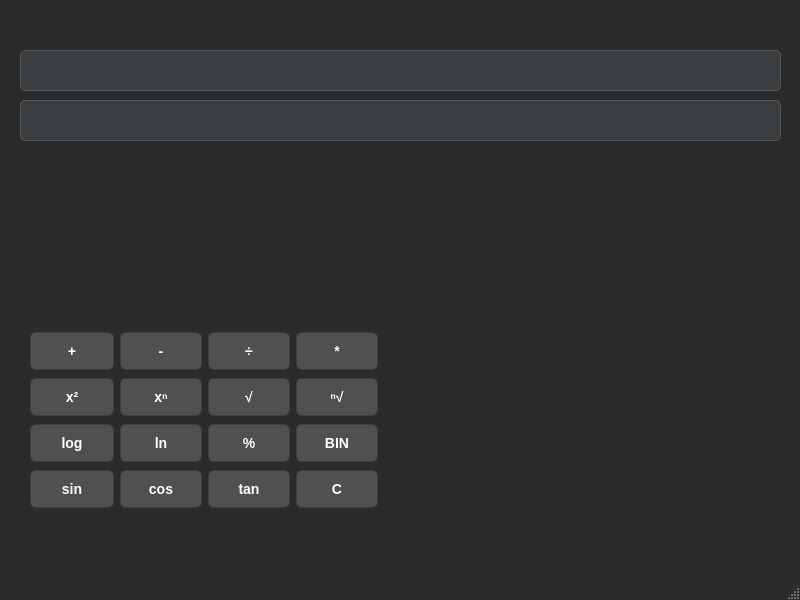
This is mainwindow.ui in PetereQ/kalkulator-prosto-naukowy as Qt 5 draws it before an edit. The edited form follows.
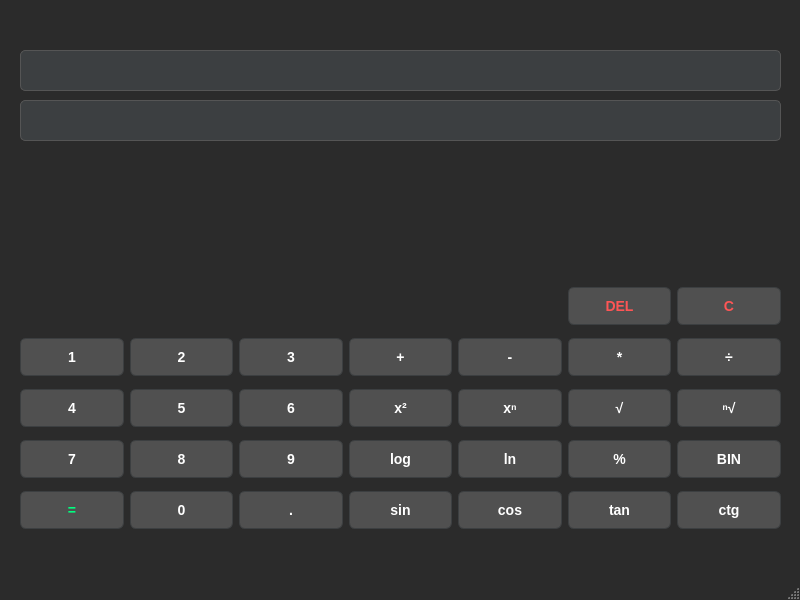
This is the edited form. Icons and pictures are not drawn.

Commit message: Dodano przyciski od 0 do 9 oraz = , delete wylaczono mozliwosc wprowadzania danych z klawiatury i dodano obsluge skrotow klawiszowych, utworzono desing przyciskow delete clear oraz =

Diff of the .ui file:
```diff
--- a/mainwindow.ui
+++ b/mainwindow.ui
@@ -46,7 +46,7 @@
     padding: 10px;
     font-size: 14px;
     font-weight: bold;
-    min-width: 60px; /* Żeby nie były za wąskie */
+    min-width: 60px;
 }
 
 /* Efekt po najechaniu myszką */
@@ -61,9 +61,45 @@
     color: #ffffff;
 }
 
-/* Wyróżnienie dla przycisku &quot;=&quot; lub głównego działania (opcjonalnie) */
-QPushButton#runButton {
-    background-color: #0078d7;
+/* Przycisk = - Zielony*/
+QPushButton#equalsButton {
+    color: #00ff7f;
+    font-weight: bold;
+}
+
+/* Efekt najechania myszką dla = */
+QPushButton#equalsButton:hover {
+    background-color: rgba(0, 255, 127, 0.1); 
+}
+
+/*Efekt po klikneciu dla = */
+QPushButton#equalsButton:pressed{
+	background-color: #00ff7f;
+	color: #ffffff;
+}
+
+
+/* Przycisk Delete - Czerwony*/
+QPushButton#deleteButton {
+    color: #ff5555; 
+    font-weight: bold;
+}
+
+/* Przycisk Clear - Czerwony */
+QPushButton#clearButton{ 
+    color: #ff5555; 
+    font-weight: bold;
+}
+
+/* Efekt najechania dla czerwonych */
+QPushButton#deleteButton:hover, QPushButton#clearButton:hover{
+    background-color: rgba(255, 85, 85, 0.1); 
+}
+
+/*Efekt po klikneciu dla czerwonych */
+QPushButton#deleteButton:pressed, QPushButton#clearButton:pressed{
+ 	background-color: #ff5555; 
+    color: #ffffff;
 }</string>
   </property>
   <widget class="QWidget" name="centralwidget">
@@ -71,7 +107,7 @@
     <property name="geometry">
      <rect>
       <x>20</x>
-      <y>100</y>
+      <y>50</y>
       <width>761</width>
       <height>41</height>
      </rect>
@@ -90,7 +126,7 @@
     <property name="geometry">
      <rect>
       <x>20</x>
-      <y>50</y>
+      <y>100</y>
       <width>761</width>
       <height>41</height>
      </rect>
@@ -108,137 +144,337 @@
      <bool>true</bool>
     </property>
    </widget>
-   <widget class="QWidget" name="layoutWidget">
+   <widget class="QWidget" name="">
     <property name="geometry">
      <rect>
-      <x>30</x>
-      <y>330</y>
-      <width>348</width>
-      <height>184</height>
+      <x>20</x>
+      <y>280</y>
+      <width>761</width>
+      <height>261</height>
      </rect>
     </property>
     <layout class="QGridLayout" name="gridLayout">
-     <item row="0" column="2">
-      <widget class="QPushButton" name="substractButton">
-       <property name="focusPolicy">
-        <enum>Qt::FocusPolicy::TabFocus</enum>
-       </property>
-       <property name="text">
-        <string>-</string>
-       </property>
-      </widget>
-     </item>
-     <item row="0" column="3">
-      <widget class="QPushButton" name="divideButton">
-       <property name="focusPolicy">
-        <enum>Qt::FocusPolicy::TabFocus</enum>
-       </property>
-       <property name="text">
-        <string>÷</string>
-       </property>
-      </widget>
-     </item>
-     <item row="0" column="4">
-      <widget class="QPushButton" name="multiplicateButton">
-       <property name="focusPolicy">
-        <enum>Qt::FocusPolicy::TabFocus</enum>
-       </property>
-       <property name="text">
-        <string>*</string>
-       </property>
-      </widget>
-     </item>
-     <item row="1" column="3">
-      <widget class="QPushButton" name="sqrtButton">
-       <property name="text">
-        <string>√</string>
-       </property>
-      </widget>
-     </item>
      <item row="1" column="4">
+      <widget class="QPushButton" name="substractButton">
+       <property name="focusPolicy">
+        <enum>Qt::FocusPolicy::TabFocus</enum>
+       </property>
+       <property name="text">
+        <string>-</string>
+       </property>
+       <property name="shortcut">
+        <string>-</string>
+       </property>
+      </widget>
+     </item>
+     <item row="2" column="1">
+      <widget class="QPushButton" name="fiveButton">
+       <property name="focusPolicy">
+        <enum>Qt::FocusPolicy::TabFocus</enum>
+       </property>
+       <property name="text">
+        <string>5</string>
+       </property>
+       <property name="shortcut">
+        <string>5</string>
+       </property>
+      </widget>
+     </item>
+     <item row="4" column="0">
+      <widget class="QPushButton" name="equalsButton">
+       <property name="focusPolicy">
+        <enum>Qt::FocusPolicy::TabFocus</enum>
+       </property>
+       <property name="text">
+        <string>=</string>
+       </property>
+       <property name="shortcut">
+        <string>=</string>
+       </property>
+       <property name="checkable">
+        <bool>false</bool>
+       </property>
+       <property name="checked">
+        <bool>false</bool>
+       </property>
+      </widget>
+     </item>
+     <item row="2" column="6">
       <widget class="QPushButton" name="rootButton">
        <property name="text">
         <string>ⁿ√</string>
        </property>
       </widget>
      </item>
-     <item row="2" column="0" colspan="2">
-      <widget class="QPushButton" name="logButton">
-       <property name="text">
-        <string>log</string>
-       </property>
-      </widget>
-     </item>
-     <item row="2" column="2">
-      <widget class="QPushButton" name="lnButton">
-       <property name="text">
-        <string>ln</string>
-       </property>
-      </widget>
-     </item>
-     <item row="2" column="3">
-      <widget class="QPushButton" name="percentButton">
-       <property name="text">
-        <string>%</string>
-       </property>
-      </widget>
-     </item>
-     <item row="2" column="4">
-      <widget class="QPushButton" name="binButton">
-       <property name="text">
-        <string>BIN</string>
-       </property>
-      </widget>
-     </item>
-     <item row="3" column="0" colspan="2">
-      <widget class="QPushButton" name="sinButton">
-       <property name="text">
-        <string>sin</string>
-       </property>
-      </widget>
-     </item>
-     <item row="3" column="2">
+     <item row="4" column="4">
       <widget class="QPushButton" name="cosButton">
        <property name="text">
         <string>cos</string>
        </property>
       </widget>
      </item>
-     <item row="3" column="3">
+     <item row="4" column="5">
       <widget class="QPushButton" name="tanButton">
        <property name="text">
         <string>tan</string>
        </property>
       </widget>
      </item>
-     <item row="3" column="4">
-      <widget class="QPushButton" name="clearButton">
+     <item row="3" column="1">
+      <widget class="QPushButton" name="eightButton">
+       <property name="focusPolicy">
+        <enum>Qt::FocusPolicy::TabFocus</enum>
+       </property>
        <property name="text">
-        <string>C</string>
+        <string>8</string>
+       </property>
+       <property name="shortcut">
+        <string>8</string>
+       </property>
+      </widget>
+     </item>
+     <item row="3" column="0">
+      <widget class="QPushButton" name="sevenButton">
+       <property name="focusPolicy">
+        <enum>Qt::FocusPolicy::TabFocus</enum>
+       </property>
+       <property name="text">
+        <string>7</string>
+       </property>
+       <property name="shortcut">
+        <string>7</string>
        </property>
       </widget>
      </item>
      <item row="1" column="2">
+      <widget class="QPushButton" name="threeButton">
+       <property name="focusPolicy">
+        <enum>Qt::FocusPolicy::TabFocus</enum>
+       </property>
+       <property name="text">
+        <string>3</string>
+       </property>
+       <property name="shortcut">
+        <string>3</string>
+       </property>
+      </widget>
+     </item>
+     <item row="1" column="5">
+      <widget class="QPushButton" name="multiplicateButton">
+       <property name="focusPolicy">
+        <enum>Qt::FocusPolicy::TabFocus</enum>
+       </property>
+       <property name="text">
+        <string>*</string>
+       </property>
+       <property name="shortcut">
+        <string>*</string>
+       </property>
+      </widget>
+     </item>
+     <item row="2" column="0">
+      <widget class="QPushButton" name="fourButton">
+       <property name="focusPolicy">
+        <enum>Qt::FocusPolicy::TabFocus</enum>
+       </property>
+       <property name="text">
+        <string>4</string>
+       </property>
+       <property name="shortcut">
+        <string>4</string>
+       </property>
+      </widget>
+     </item>
+     <item row="3" column="3">
+      <widget class="QPushButton" name="logButton">
+       <property name="text">
+        <string>log</string>
+       </property>
+      </widget>
+     </item>
+     <item row="2" column="4">
       <widget class="QPushButton" name="powerButton">
        <property name="text">
         <string>xⁿ</string>
        </property>
       </widget>
      </item>
-     <item row="1" column="0" colspan="2">
+     <item row="1" column="6">
+      <widget class="QPushButton" name="divideButton">
+       <property name="focusPolicy">
+        <enum>Qt::FocusPolicy::TabFocus</enum>
+       </property>
+       <property name="text">
+        <string>÷</string>
+       </property>
+       <property name="shortcut">
+        <string>/</string>
+       </property>
+      </widget>
+     </item>
+     <item row="4" column="3">
+      <widget class="QPushButton" name="sinButton">
+       <property name="text">
+        <string>sin</string>
+       </property>
+      </widget>
+     </item>
+     <item row="2" column="5">
+      <widget class="QPushButton" name="sqrtButton">
+       <property name="text">
+        <string>√</string>
+       </property>
+      </widget>
+     </item>
+     <item row="4" column="2">
+      <widget class="QPushButton" name="commaButton">
+       <property name="focusPolicy">
+        <enum>Qt::FocusPolicy::TabFocus</enum>
+       </property>
+       <property name="text">
+        <string>.</string>
+       </property>
+       <property name="shortcut">
+        <string>,</string>
+       </property>
+      </widget>
+     </item>
+     <item row="2" column="2">
+      <widget class="QPushButton" name="sixButton">
+       <property name="focusPolicy">
+        <enum>Qt::FocusPolicy::TabFocus</enum>
+       </property>
+       <property name="text">
+        <string>6</string>
+       </property>
+       <property name="shortcut">
+        <string>6</string>
+       </property>
+      </widget>
+     </item>
+     <item row="1" column="3">
+      <widget class="QPushButton" name="addButton">
+       <property name="focusPolicy">
+        <enum>Qt::FocusPolicy::TabFocus</enum>
+       </property>
+       <property name="text">
+        <string>+</string>
+       </property>
+       <property name="shortcut">
+        <string>+</string>
+       </property>
+      </widget>
+     </item>
+     <item row="3" column="2">
+      <widget class="QPushButton" name="nineButton">
+       <property name="focusPolicy">
+        <enum>Qt::FocusPolicy::TabFocus</enum>
+       </property>
+       <property name="text">
+        <string>9</string>
+       </property>
+       <property name="shortcut">
+        <string>9</string>
+       </property>
+      </widget>
+     </item>
+     <item row="1" column="1">
+      <widget class="QPushButton" name="twoButton">
+       <property name="focusPolicy">
+        <enum>Qt::FocusPolicy::TabFocus</enum>
+       </property>
+       <property name="text">
+        <string>2</string>
+       </property>
+       <property name="shortcut">
+        <string>2</string>
+       </property>
+      </widget>
+     </item>
+     <item row="3" column="5">
+      <widget class="QPushButton" name="percentButton">
+       <property name="text">
+        <string>%</string>
+       </property>
+       <property name="shortcut">
+        <string>%</string>
+       </property>
+      </widget>
+     </item>
+     <item row="4" column="1">
+      <widget class="QPushButton" name="zeroButton">
+       <property name="focusPolicy">
+        <enum>Qt::FocusPolicy::TabFocus</enum>
+       </property>
+       <property name="text">
+        <string>0</string>
+       </property>
+       <property name="shortcut">
+        <string>0</string>
+       </property>
+      </widget>
+     </item>
+     <item row="3" column="6">
+      <widget class="QPushButton" name="binButton">
+       <property name="text">
+        <string>BIN</string>
+       </property>
+      </widget>
+     </item>
+     <item row="3" column="4">
+      <widget class="QPushButton" name="lnButton">
+       <property name="text">
+        <string>ln</string>
+       </property>
+      </widget>
+     </item>
+     <item row="2" column="3">
       <widget class="QPushButton" name="squareButton">
        <property name="text">
         <string>x²</string>
        </property>
       </widget>
      </item>
-     <item row="0" column="0" colspan="2">
-      <widget class="QPushButton" name="addButton">
+     <item row="1" column="0">
+      <widget class="QPushButton" name="oneButton">
        <property name="focusPolicy">
         <enum>Qt::FocusPolicy::TabFocus</enum>
        </property>
        <property name="text">
-        <string>+</string>
+        <string>1</string>
+       </property>
+       <property name="shortcut">
+        <string>1</string>
+       </property>
+      </widget>
+     </item>
+     <item row="0" column="5">
+      <widget class="QPushButton" name="deleteButton">
+       <property name="focusPolicy">
+        <enum>Qt::FocusPolicy::TabFocus</enum>
+       </property>
+       <property name="text">
+        <string>DEL</string>
+       </property>
+       <property name="shortcut">
+        <string>Del</string>
+       </property>
+      </widget>
+     </item>
+     <item row="0" column="6">
+      <widget class="QPushButton" name="clearButton">
+       <property name="text">
+        <string>C</string>
+       </property>
+       <property name="shortcut">
+        <string>Esc</string>
+       </property>
+      </widget>
+     </item>
+     <item row="4" column="6">
+      <widget class="QPushButton" name="ctgButton">
+       <property name="text">
+        <string>ctg</string>
        </property>
       </widget>
      </item>
```
Left out of the diff: 6 changed lines with no effect on the pictures. The commit also changes 2 other files.
